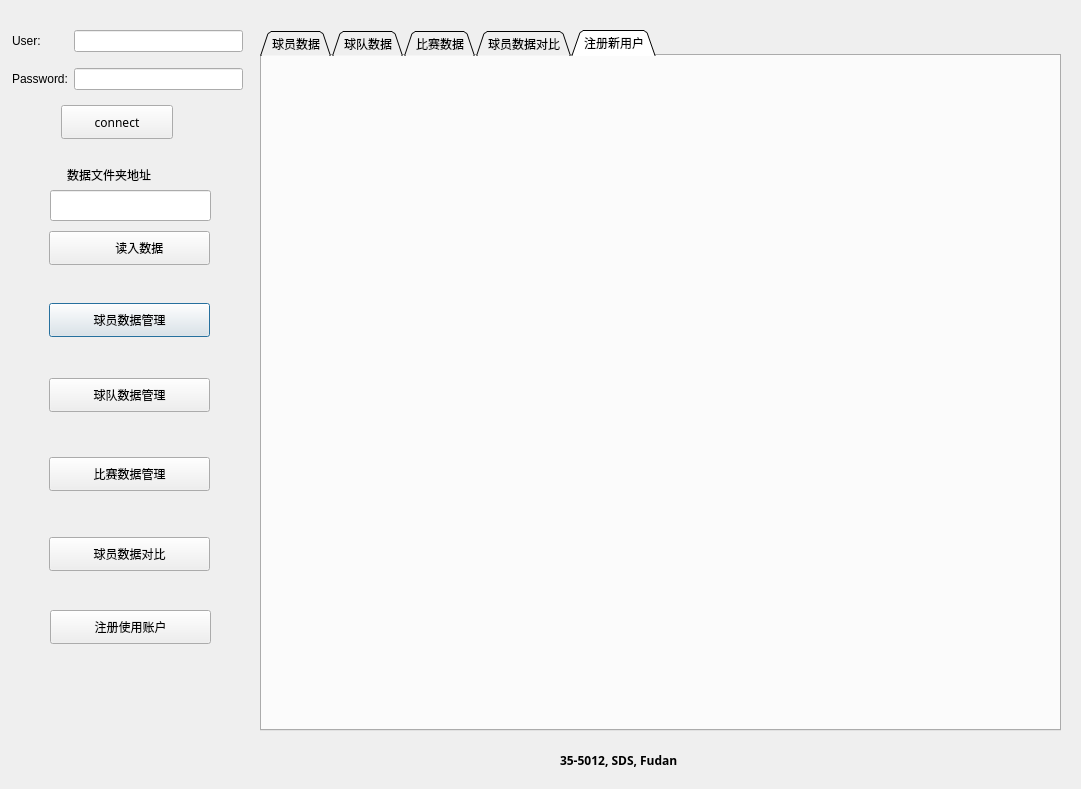
Above: venv/main.ui from pickerxxr/Database_project_5012 before the change. Below: the same form after it.
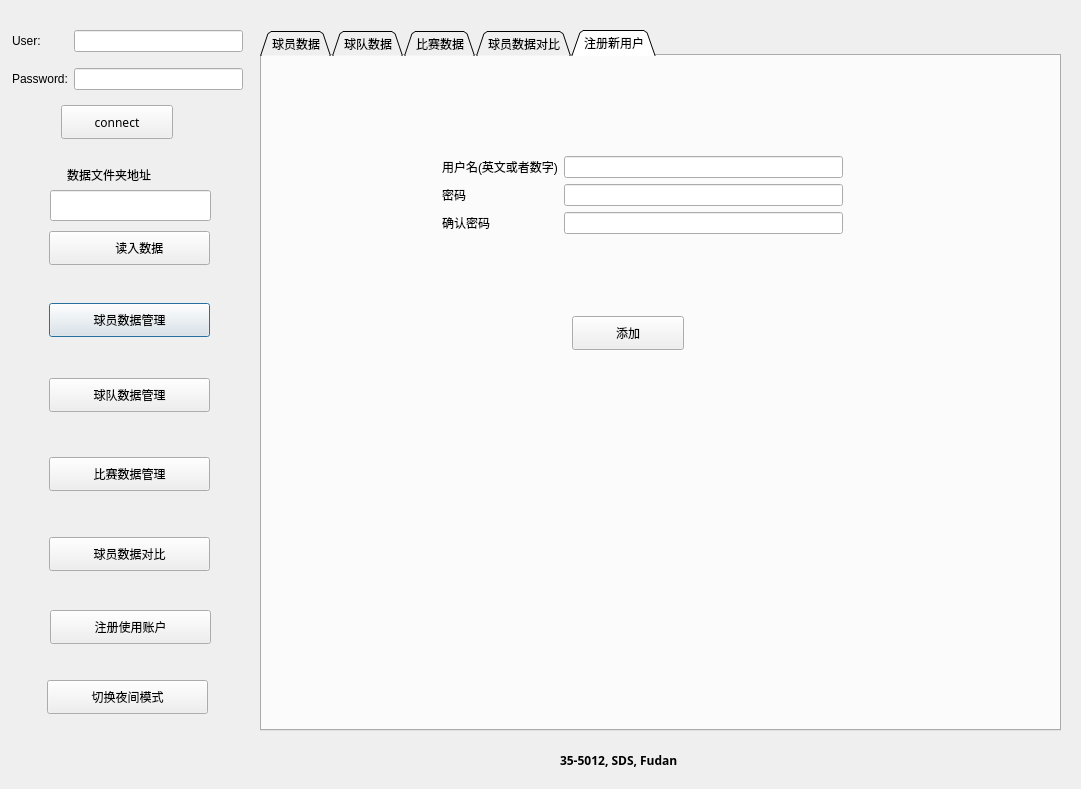
That is the form after the change. Icons and pictures are not drawn.

The edit to the form file:
```diff
--- a/venv/main.ui
+++ b/venv/main.ui
@@ -1581,6 +1581,82 @@
     <attribute name="title">
      <string>注册新用户</string>
     </attribute>
+    <widget class="QWidget" name="formLayoutWidget">
+     <property name="geometry">
+      <rect>
+       <x>180</x>
+       <y>100</y>
+       <width>401</width>
+       <height>122</height>
+      </rect>
+     </property>
+     <layout class="QFormLayout" name="formLayout">
+      <item row="0" column="0">
+       <widget class="QLabel" name="label">
+        <property name="text">
+         <string>用户名(英文或者数字)</string>
+        </property>
+       </widget>
+      </item>
+      <item row="0" column="1">
+       <widget class="QLineEdit" name="lineEditname"/>
+      </item>
+      <item row="1" column="0">
+       <widget class="QLabel" name="label_3">
+        <property name="text">
+         <string>密码</string>
+        </property>
+       </widget>
+      </item>
+      <item row="1" column="1">
+       <widget class="QLineEdit" name="lineEdit_2">
+        <property name="echoMode">
+         <enum>QLineEdit::Password</enum>
+        </property>
+       </widget>
+      </item>
+      <item row="2" column="0">
+       <widget class="QLabel" name="label_4">
+        <property name="text">
+         <string>确认密码</string>
+        </property>
+       </widget>
+      </item>
+      <item row="2" column="1">
+       <widget class="QLineEdit" name="lineEdit_3">
+        <property name="echoMode">
+         <enum>QLineEdit::Password</enum>
+        </property>
+       </widget>
+      </item>
+     </layout>
+    </widget>
+    <widget class="QPushButton" name="add_user_button">
+     <property name="geometry">
+      <rect>
+       <x>310</x>
+       <y>260</y>
+       <width>112</width>
+       <height>34</height>
+      </rect>
+     </property>
+     <property name="text">
+      <string>添加</string>
+     </property>
+    </widget>
+    <widget class="QLabel" name="error_m">
+     <property name="geometry">
+      <rect>
+       <x>600</x>
+       <y>150</y>
+       <width>191</width>
+       <height>21</height>
+      </rect>
+     </property>
+     <property name="text">
+      <string/>
+     </property>
+    </widget>
    </widget>
   </widget>
   <widget class="QLabel" name="copyright_label">
@@ -1703,6 +1779,23 @@
     </size>
    </property>
   </widget>
+  <widget class="QPushButton" name="theme_button">
+   <property name="geometry">
+    <rect>
+     <x>47</x>
+     <y>680</y>
+     <width>161</width>
+     <height>34</height>
+    </rect>
+   </property>
+   <property name="text">
+    <string>切换夜间模式</string>
+   </property>
+   <property name="icon">
+    <iconset resource="icons.qrc">
+     <normaloff>:/icons/heat.png</normaloff>:/icons/heat.png</iconset>
+   </property>
+  </widget>
  </widget>
  <resources>
   <include location="icons.qrc"/>
```
